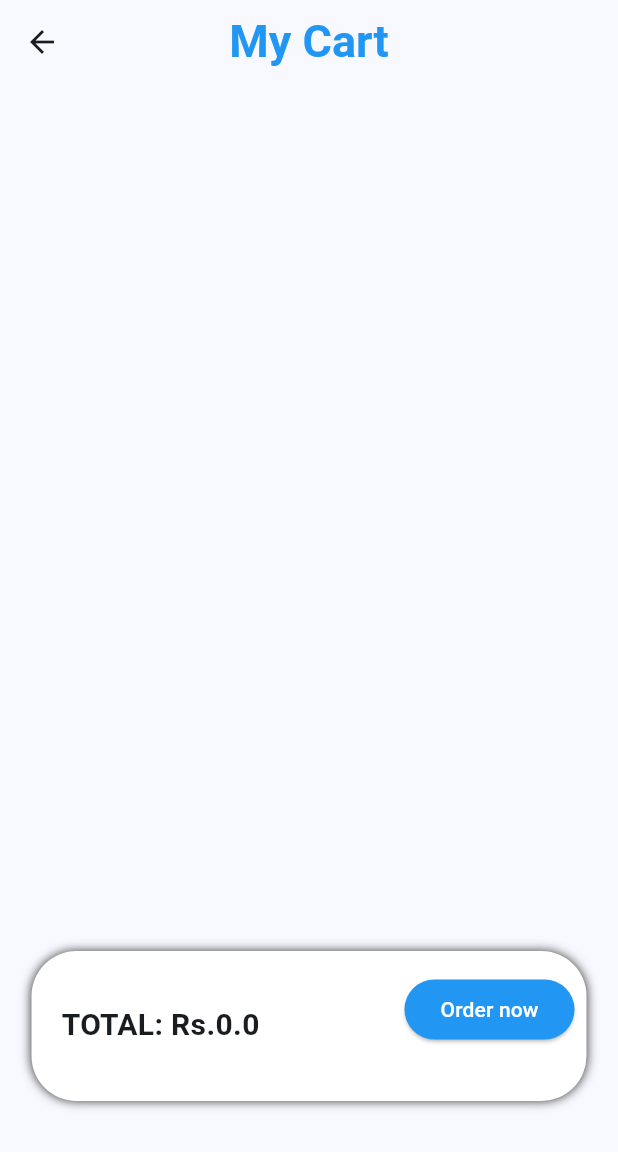
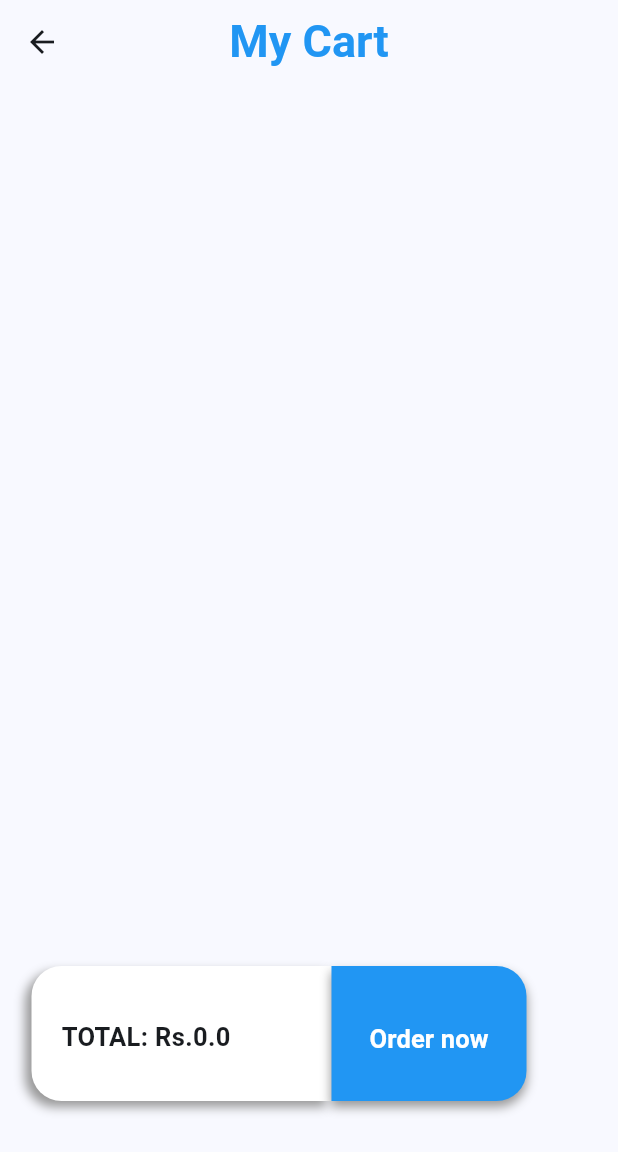
Before and after one commit to barani19/locale_connectt, a Flutter app: the CartPage screen opened directly, on a phone screen of 412 x 824 dp. Shown: the top 1152 px of the screen. Run offline on Flutter 3.47's test engine with Material 3 defaults, Android fonts, the phone set to English and light mode, and no system bars; our stand-ins replace cloud_firestore, firebase_auth, firebase_core, firebase_storage, flutter_map, geolocator and 5 more; missing offline and left inert: flutter_map_marker_popup; accounts and stored records are empty.

Commit message:
fix: this is my cpmpleted flutter

```diff
--- a/lib/components/search.dart
+++ b/lib/components/search.dart
@@ -1,7 +1,6 @@
 import 'package:cloud_firestore/cloud_firestore.dart';
 import 'package:flutter/material.dart';
 import 'package:locale_connectt/pages/users/Shop.dart';
-import 'package:locale_connectt/pages/users/itempage.dart';
 import 'package:locale_connectt/utils/textfield.dart';
 
 class SearchPage extends StatefulWidget {
@@ -115,7 +114,8 @@ class _SearchPageState extends State<SearchPage> {
                           return Padding(
                             padding: const EdgeInsets.symmetric(horizontal: 20,vertical: 10),
                             child: GestureDetector(
-                              onTap: () => Navigator.push(context,MaterialPageRoute(builder: (context) => widget.pdt ?  ItemPage(iname: iname, lat: widget.lat,long: widget.long,) : ShopApp(shop: products[index]),)),
+                              onTap: ()=>Navigator.push(context,MaterialPageRoute(builder: (_)=>ShopApp(shop: products[index]))),
+                              // onTap: () => Navigator.push(context,MaterialPageRoute(builder: (context) => widget.pdt ?  ItemPage(iname: iname, lat: widget.lat,long: widget.long,) : ShopApp(shop: products[index]),)),
                               child: Padding(
                                 padding: EdgeInsets.symmetric(horizontal: 5,),
                                 child: Container(
--- a/lib/pages/users/cartpage.dart
+++ b/lib/pages/users/cartpage.dart
@@ -166,18 +166,24 @@ class _CartPageState extends State<CartPage> {
               right: 1,
               left: 1,
               child: Padding(
-              padding: const EdgeInsets.symmetric(horizontal: 20),
-              child: Container(
+                padding: const EdgeInsets.symmetric(horizontal: 20.0),
+                child: Row(
+                  children: [
+                    Container(
                       decoration: BoxDecoration(
                           boxShadow: [
                             BoxShadow(
-                          color: Color.fromARGB(255, 56, 56, 56), blurRadius: 5)
+                                offset: Offset(-4, 4),
+                                color: Color.fromARGB(255, 152, 152, 152),
+                                blurRadius: 5)
                           ],
                           color: Colors.white,
-                    borderRadius: BorderRadius.circular(30)),
+                          borderRadius: BorderRadius.only(
+                              topLeft: Radius.circular(20),
+                              bottomLeft: Radius.circular(20))),
                       padding: EdgeInsets.only(top: 15, left: 20),
-                height: 100,
-                width: MediaQuery.of(context).size.width,
+                      height: 90,
+                      width: 200,
                       child: Row(
                         crossAxisAlignment: CrossAxisAlignment.start,
                         mainAxisAlignment: MainAxisAlignment.spaceBetween,
@@ -187,14 +193,31 @@ class _CartPageState extends State<CartPage> {
                             child: Text(
                               'TOTAL: Rs.$total',
                               style: TextStyle(
-                            fontSize: 20, fontWeight: FontWeight.bold),
+                                  fontSize: 17, fontWeight: FontWeight.bold),
                             ),
                           ),
-                    Padding(
-                      padding: const EdgeInsets.only(right: 8),
-                      child: ElevatedButton(
-                          style: ElevatedButton.styleFrom(
-                            backgroundColor: Colors.blue,
+                        ],
+                      ),
+                    ),
+                    Container(
+                      decoration: BoxDecoration(
+                          boxShadow: [
+                            BoxShadow(
+                                offset: Offset(0, 4),
+                                color: Color.fromARGB(255, 152, 152, 152),
+                                blurRadius: 5)
+                          ],
+                          color: Colors.blue,
+                          borderRadius: BorderRadius.only(
+                              topRight: Radius.circular(20),
+                              bottomRight: Radius.circular(20))),
+                      padding: EdgeInsets.only(
+                        top: 7,
+                      ),
+                      height: 90,
+                      width: 130,
+                      child: TextButton(
+                          style: TextButton.styleFrom(
                             foregroundColor: Colors.white,
                           ),
                           onPressed: () async {
@@ -272,13 +295,15 @@ class _CartPageState extends State<CartPage> {
                             Provider.of<Cartprovider>(context, listen: false)
                                 .removeall();
                           },
-                          child: Text('Order now')),
+                          child: Text(
+                            'Order now',
+                            style: TextStyle(
+                                fontSize: 17, fontWeight: FontWeight.bold),
+                          )),
                     ),
                   ],
                 ),
-              ),
-            ),
-          )
+              ))
         ]));
   }
 }
```
Also changed, not shown: lib/Auth/map_provider.dart (+27 -19 lines), lib/helper/api.dart (+57 -20 lines), lib/pages/users/cushome.dart (+4 -3 lines), lib/pages/users/itempage.dart (+178 -178 lines), lib/utils/bottom.dart (+39 -17 lines). Lines whose indentation alone changed are shown as unchanged.
